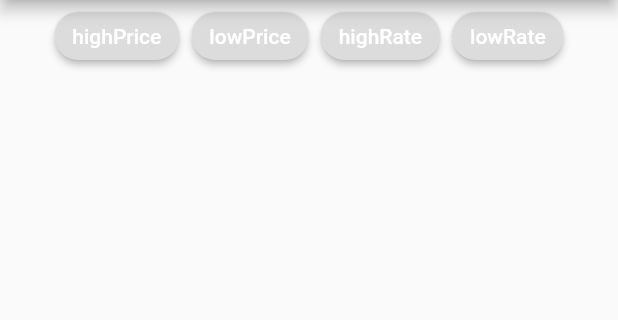
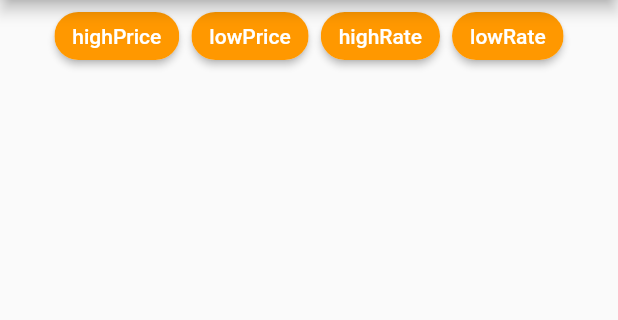
Before and after one commit to hamed-rezaee/flutter_filter_chip, a Flutter app: the screen it shows after launch, on a phone screen of 412 x 824 dp, the part 84-404 px from its top. Run offline on Flutter 3.47's test engine with Material 2 defaults, Android fonts, the phone set to English and light mode, and no system bars.

Commit message:
minor refactor

```diff
--- a/lib/home_page.dart
+++ b/lib/home_page.dart
@@ -37,8 +37,9 @@ class _HomePageState extends State<HomePage> {
                       style: const TextStyle(color: Colors.white),
                     ),
                     selected: _selectedCategory.contains(category),
-                    selectedColor: Colors.blue,
+                    selectedColor: Colors.green,
                     checkmarkColor: Colors.white,
+                    backgroundColor: Colors.orange,
                     onSelected: (bool selected) {
                       selected
                           ? _selectedCategory.add(category)
```
